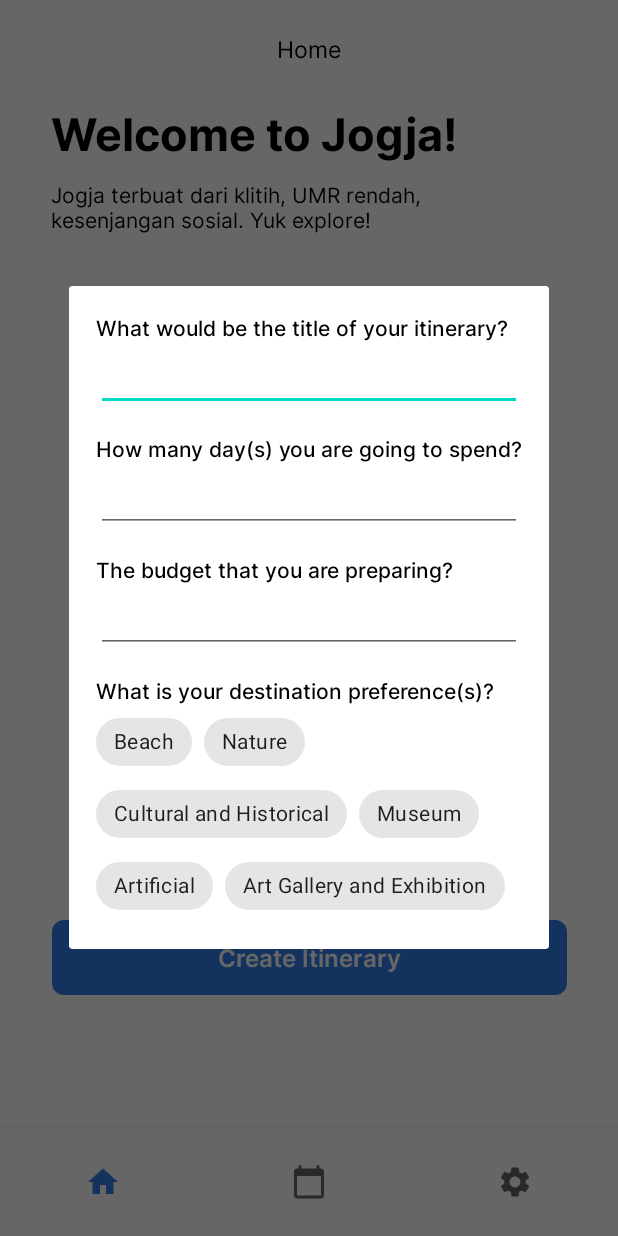
After one commit to gallangsdw/Kuylah-app, an Android app: the fragment FormDialogFragment placed in its activity, on a phone screen of 412 x 824 dp. The commit adds this screen. Run offline under Robolectric (Android 15) with nearby library versions, the phone set to English and light mode, and no system bars; our stand-ins replace navigation-ui.

Commit message:
added form dialog fragment

```diff
--- a/Kuylah app/app/src/main/java/com/stackoverthink/kuylahapp/ui/main/home/HomeFragment.kt
+++ b/Kuylah app/app/src/main/java/com/stackoverthink/kuylahapp/ui/main/home/HomeFragment.kt
@@ -7,17 +7,29 @@ import android.view.View
 import android.view.ViewGroup
 import android.widget.TextView
 import com.stackoverthink.kuylahapp.R
+import com.stackoverthink.kuylahapp.databinding.FragmentHomeBinding
+import com.stackoverthink.kuylahapp.databinding.FragmentItineraryBinding
+import com.stackoverthink.kuylahapp.ui.main.itinerary.FormDialogFragment
+
 class HomeFragment : Fragment() {
+    private lateinit var binding: FragmentHomeBinding
 
     override fun onCreateView(
         inflater: LayoutInflater, container: ViewGroup?,
         savedInstanceState: Bundle?
     ): View? {
         // Inflate the layout for this fragment
-        return inflater.inflate(R.layout.fragment_home, container, false)
+        binding = FragmentHomeBinding.inflate(layoutInflater)
+        return binding.root
     }
 
     override fun onViewCreated(view: View, savedInstanceState: Bundle?) {
         super.onViewCreated(view, savedInstanceState)
+
+        binding.btnCreateItinerary.setOnClickListener {
+            val mFormDialogFragment = FormDialogFragment()
+            val mFragmentManager = childFragmentManager
+            mFormDialogFragment.show(mFragmentManager, FormDialogFragment::class.java.simpleName)
+        }
     }
 }
--- /dev/null
+++ b/Kuylah app/app/src/main/java/com/stackoverthink/kuylahapp/ui/main/itinerary/FormDialogFragment.kt
@@ -0,0 +1,37 @@
+package com.stackoverthink.kuylahapp.ui.main.itinerary
+
+import android.content.Context
+import android.os.Bundle
+import androidx.fragment.app.Fragment
+import android.view.LayoutInflater
+import android.view.View
+import android.view.ViewGroup
+import androidx.fragment.app.DialogFragment
+import com.stackoverthink.kuylahapp.R
+import com.stackoverthink.kuylahapp.databinding.FragmentFormDialogBinding
+import com.stackoverthink.kuylahapp.databinding.FragmentItineraryBinding
+
+
+class FormDialogFragment : DialogFragment() {
+
+    private lateinit var binding: FragmentFormDialogBinding
+
+    override fun onCreateView(
+        inflater: LayoutInflater, container: ViewGroup?,
+        savedInstanceState: Bundle?
+    ): View? {
+        // Inflate the layout for this fragment
+        binding = FragmentFormDialogBinding.inflate(layoutInflater)
+        return binding.root
+    }
+
+    override fun onViewCreated(view: View, savedInstanceState: Bundle?) {
+        super.onViewCreated(view, savedInstanceState)
+
+    }
+
+    override fun onAttach(context: Context) {
+        super.onAttach(context)
+    }
+
+}
--- /dev/null
+++ b/Kuylah app/app/src/main/res/layout/fragment_form_dialog.xml
@@ -0,0 +1,107 @@
+<?xml version="1.0" encoding="utf-8"?>
+<LinearLayout xmlns:android="http://schemas.android.com/apk/res/android"
+    xmlns:tools="http://schemas.android.com/tools"
+    android:layout_width="match_parent"
+    android:layout_height="match_parent"
+    xmlns:app="http://schemas.android.com/apk/res-auto"
+    android:padding="18dp"
+    android:orientation="vertical"
+    tools:context=".ui.main.itinerary.FormDialogFragment">
+
+    <TextView
+        android:layout_width="wrap_content"
+        android:layout_height="wrap_content"
+        android:fontFamily="@font/inter_medium"
+        android:textColor="@color/black"
+        android:text="@string/what_title"
+        />
+
+    <EditText
+        android:layout_width="match_parent"
+        android:layout_height="wrap_content"/>
+
+    <TextView
+        android:layout_width="wrap_content"
+        android:layout_height="wrap_content"
+        android:fontFamily="@font/inter_medium"
+        android:textColor="@color/black"
+        android:layout_marginTop="15dp"
+        android:text="@string/how_days"
+        />
+
+    <EditText
+        android:layout_width="match_parent"
+        android:inputType="number"
+        android:layout_height="wrap_content"/>
+
+    <TextView
+        android:layout_width="wrap_content"
+        android:layout_height="wrap_content"
+        android:fontFamily="@font/inter_medium"
+        android:textColor="@color/black"
+        android:text="@string/what_budget"
+        android:layout_marginTop="15dp"
+        />
+
+    <EditText
+        android:layout_width="match_parent"
+        android:inputType="number"
+        android:layout_height="wrap_content"/>
+
+    <TextView
+        android:layout_width="wrap_content"
+        android:layout_height="wrap_content"
+        android:fontFamily="@font/inter_medium"
+        android:textColor="@color/black"
+        android:text="@string/what_preferences"
+        android:layout_marginTop="15dp"
+        />
+
+    <com.google.android.material.chip.ChipGroup
+        android:layout_width="match_parent"
+        android:layout_height="match_parent">
+
+        <com.google.android.material.chip.Chip
+            android:id="@+id/chip4"
+            android:text="@string/beach"
+            android:layout_width="wrap_content"
+            android:layout_height="wrap_content" />
+
+        <com.google.android.material.chip.Chip
+            android:id="@+id/chip5"
+            android:text="@string/nature"
+            android:layout_width="wrap_content"
+            android:layout_height="wrap_content" />
+
+        <com.google.android.material.chip.Chip
+            android:id="@+id/chip6"
+            android:text="@string/cultural_and_historical"
+            android:layout_width="wrap_content"
+            android:layout_height="wrap_content" />
+
+        <com.google.android.material.chip.Chip
+            android:id="@+id/chip7"
+            android:text="@string/museum"
+            android:layout_width="wrap_content"
+            android:layout_height="wrap_content" />
+
+        <com.google.android.material.chip.Chip
+            android:id="@+id/chip8"
+            android:text="@string/artificial"
+            android:layout_width="wrap_content"
+            android:layout_height="wrap_content" />
+
+        <com.google.android.material.chip.Chip
+            android:id="@+id/chip9"
+            android:text="@string/art_gallery_and_exhibition"
+            android:layout_width="wrap_content"
+            android:layout_height="wrap_content" />
+
+        <com.google.android.material.chip.Chip
+            android:id="@+id/chip10"
+            android:text="@string/culinary"
+            android:layout_width="wrap_content"
+            android:layout_height="wrap_content" />
+
+    </com.google.android.material.chip.ChipGroup>
+</LinearLayout>
--- a/Kuylah app/app/src/main/res/values/strings.xml
+++ b/Kuylah app/app/src/main/res/values/strings.xml
@@ -20,4 +20,15 @@
     <string name="day">Day 1</string>
     <string name="item_title">Itinerary Title</string>
     <string name="day_price">3 D • Rp800.000.-</string>
+    <string name="what_title">What would be the title of your itinerary?</string>
+    <string name="how_days">How many day(s) you are going to spend?</string>
+    <string name="what_budget">The budget that you are preparing?</string>
+    <string name="what_preferences">What is your destination preference(s)?</string>
+    <string name="beach">Beach</string>
+    <string name="nature">Nature</string>
+    <string name="museum">Museum</string>
+    <string name="cultural_and_historical">Cultural and Historical</string>
+    <string name="artificial">Artificial</string>
+    <string name="art_gallery_and_exhibition">Art Gallery and Exhibition</string>
+    <string name="culinary">Culinary</string>
 </resources>
```
